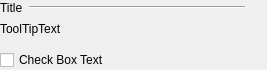
Old version of the form SettingWidgets/boolsettingwidget.ui in the repository oVooVo/FancyMidi.
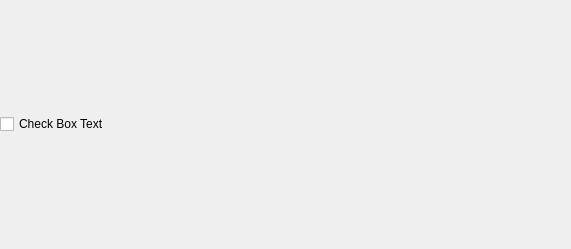
New version of the form. Icons and pictures are not drawn.

```diff
--- a/SettingWidgets/boolsettingwidget.ui
+++ b/SettingWidgets/boolsettingwidget.ui
@@ -6,128 +6,20 @@
    <rect>
     <x>0</x>
     <y>0</y>
-    <width>267</width>
-    <height>70</height>
+    <width>571</width>
+    <height>249</height>
    </rect>
   </property>
   <property name="windowTitle">
    <string>Form</string>
   </property>
-  <layout class="QVBoxLayout" name="verticalLayout">
+  <layout class="QHBoxLayout" name="horizontalLayout">
+   <property name="spacing">
+    <number>0</number>
+   </property>
    <property name="margin">
     <number>0</number>
    </property>
-   <item>
-    <widget class="QFrame" name="frame_2">
-     <property name="sizePolicy">
-      <sizepolicy hsizetype="Preferred" vsizetype="Maximum">
-       <horstretch>0</horstretch>
-       <verstretch>0</verstretch>
-      </sizepolicy>
-     </property>
-     <property name="frameShape">
-      <enum>QFrame::NoFrame</enum>
-     </property>
-     <property name="frameShadow">
-      <enum>QFrame::Raised</enum>
-     </property>
-     <layout class="QHBoxLayout" name="horizontalLayout">
-      <property name="margin">
-       <number>0</number>
-      </property>
-      <item>
-       <widget class="QLabel" name="_title">
-        <property name="sizePolicy">
-         <sizepolicy hsizetype="Maximum" vsizetype="Fixed">
-          <horstretch>0</horstretch>
-          <verstretch>0</verstretch>
-         </sizepolicy>
-        </property>
-        <property name="text">
-         <string>Title</string>
-        </property>
-       </widget>
-      </item>
-      <item>
-       <widget class="Line" name="line_2">
-        <property name="orientation">
-         <enum>Qt::Horizontal</enum>
-        </property>
-       </widget>
-      </item>
-      <item>
-       <widget class="QPushButton" name="helpIcon">
-        <property name="sizePolicy">
-         <sizepolicy hsizetype="Maximum" vsizetype="Fixed">
-          <horstretch>0</horstretch>
-          <verstretch>0</verstretch>
-         </sizepolicy>
-        </property>
-        <property name="maximumSize">
-         <size>
-          <width>16</width>
-          <height>16</height>
-         </size>
-        </property>
-        <property name="text">
-         <string/>
-        </property>
-        <property name="icon">
-         <iconset>
-          <normaloff>:/Icons/Ressources/HelpButton.png</normaloff>
-          <normalon>:/new/Icons/Ressources/HelpButton.png</normalon>:/Icons/Ressources/HelpButton.png</iconset>
-        </property>
-        <property name="iconSize">
-         <size>
-          <width>14</width>
-          <height>14</height>
-         </size>
-        </property>
-        <property name="checkable">
-         <bool>false</bool>
-        </property>
-        <property name="flat">
-         <bool>true</bool>
-        </property>
-       </widget>
-      </item>
-     </layout>
-    </widget>
-   </item>
-   <item>
-    <widget class="QLabel" name="_toolTip">
-     <property name="sizePolicy">
-      <sizepolicy hsizetype="Minimum" vsizetype="Minimum">
-       <horstretch>0</horstretch>
-       <verstretch>0</verstretch>
-      </sizepolicy>
-     </property>
-     <property name="autoFillBackground">
-      <bool>true</bool>
-     </property>
-     <property name="text">
-      <string>ToolTipText</string>
-     </property>
-     <property name="textFormat">
-      <enum>Qt::AutoText</enum>
-     </property>
-     <property name="scaledContents">
-      <bool>false</bool>
-     </property>
-     <property name="alignment">
-      <set>Qt::AlignLeading|Qt::AlignLeft|Qt::AlignTop</set>
-     </property>
-     <property name="wordWrap">
-      <bool>true</bool>
-     </property>
-     <property name="openExternalLinks">
-      <bool>false</bool>
-     </property>
-     <property name="textInteractionFlags">
-      <set>Qt::LinksAccessibleByMouse|Qt::TextSelectableByMouse</set>
-     </property>
-    </widget>
-   </item>
    <item>
     <widget class="QCheckBox" name="_checkBox">
      <property name="text">
```
